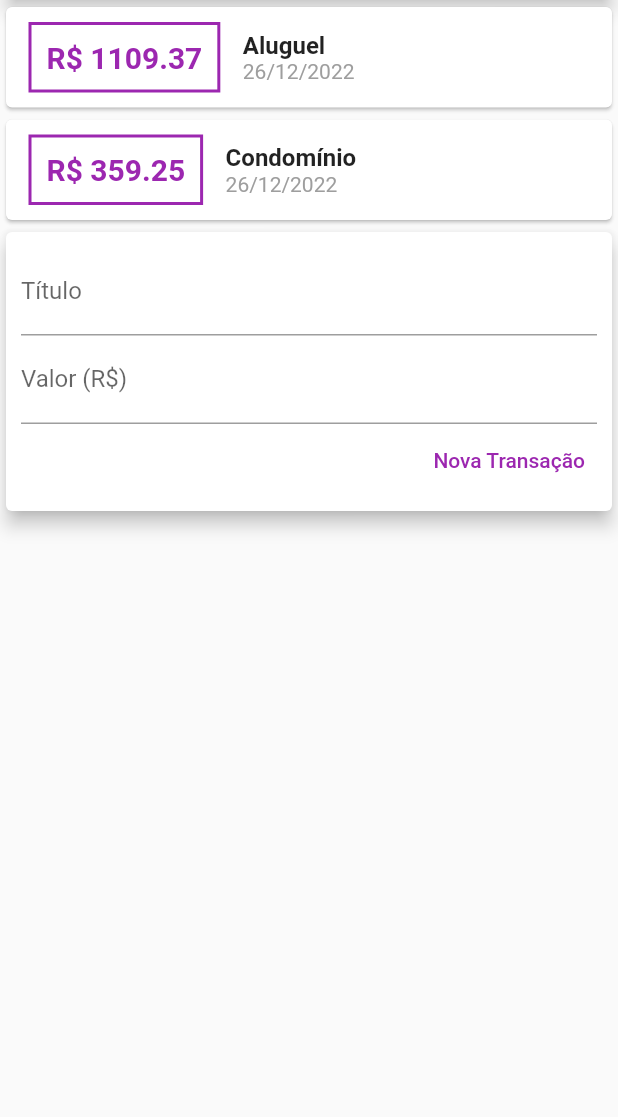
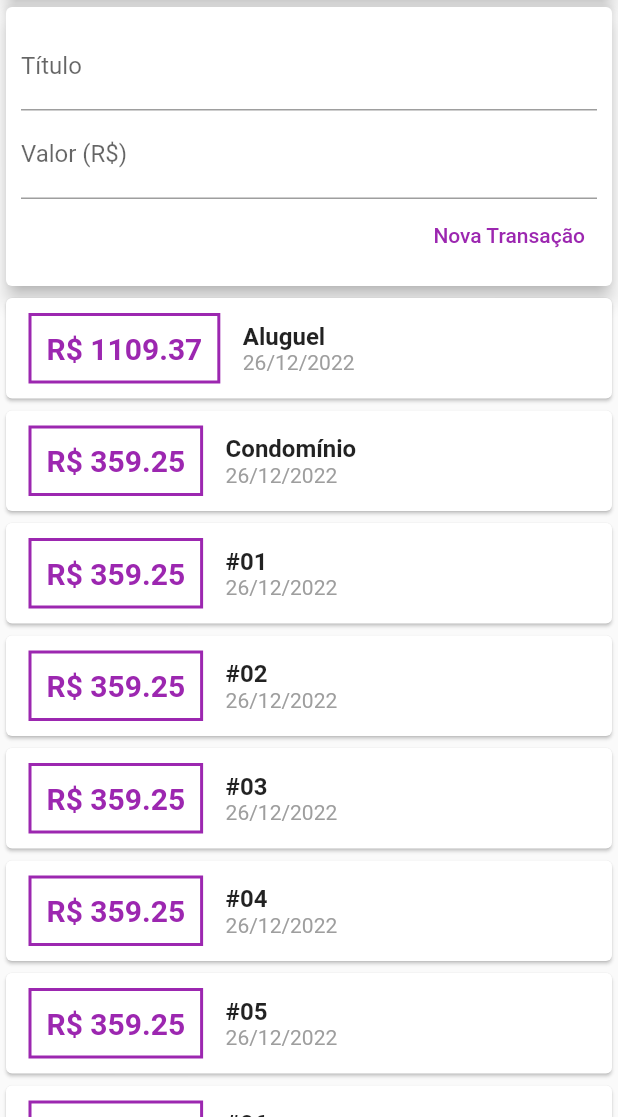
Before and after one commit to teilorbarcelos/personal-expenses-flutter, a Flutter app: the screen it shows after launch, on a phone screen of 412 x 824 dp, the part 119-1236 px from its top. Run offline on Flutter 3.47's test engine with Material 2 defaults, Android fonts, the phone set to English and light mode, and no system bars.

Commit message:
vertical scroll added to transactions list

```diff
--- a/lib/components/transaction_user.dart
+++ b/lib/components/transaction_user.dart
@@ -17,7 +17,29 @@ class _MyWidgetState extends State<TransactionUser> {
     Transaction(
         id: 't1', title: 'Aluguel', value: 1109.37, date: DateTime.now()),
     Transaction(
-        id: 't2', title: 'Condomínio', value: 359.25, date: DateTime.now())
+        id: 't2', title: 'Condomínio', value: 359.25, date: DateTime.now()),
+    Transaction(
+        id: 't3', title: '#01', value: 359.25, date: DateTime.now()),
+    Transaction(
+        id: 't4', title: '#02', value: 359.25, date: DateTime.now()),
+    Transaction(
+        id: 't5', title: '#03', value: 359.25, date: DateTime.now()),
+    Transaction(
+        id: 't6', title: '#04', value: 359.25, date: DateTime.now()),
+    Transaction(
+        id: 't7', title: '#05', value: 359.25, date: DateTime.now()),
+    Transaction(
+        id: 't8', title: '#06', value: 359.25, date: DateTime.now()),
+    Transaction(
+        id: 't9', title: '#07', value: 359.25, date: DateTime.now()),
+    Transaction(
+        id: 't10', title: '#08', value: 359.25, date: DateTime.now()),
+    Transaction(
+        id: 't11', title: '#09', value: 359.25, date: DateTime.now()),
+    Transaction(
+        id: 't12', title: '#10', value: 359.25, date: DateTime.now()),
+    Transaction(
+        id: 't13', title: '#11', value: 359.25, date: DateTime.now())
   ];
 
   _addTransaction(String title, double value) {
@@ -36,8 +58,8 @@ class _MyWidgetState extends State<TransactionUser> {
   Widget build(BuildContext context) {
     return Column(
       children: [
+        TransactionForm(addTransaction: _addTransaction),
         TransactionList(transactions: _transactions),
-        TransactionForm(addTransaction: _addTransaction)
       ],
     );
   }
--- a/lib/main.dart
+++ b/lib/main.dart
@@ -23,7 +23,8 @@ class MyHomePage extends StatelessWidget {
         appBar: AppBar(
           title: Text('Despesas Pessoais'),
         ),
-        body: Column(
+        body: SingleChildScrollView(
+          child: Column(
             crossAxisAlignment: CrossAxisAlignment.stretch,
             children: <Widget>[
               Container(
@@ -35,6 +36,7 @@ class MyHomePage extends StatelessWidget {
               ),
               TransactionUser()
             ],
+          ),
         ));
   }
 }
```
Lines whose indentation alone changed are shown as unchanged.
